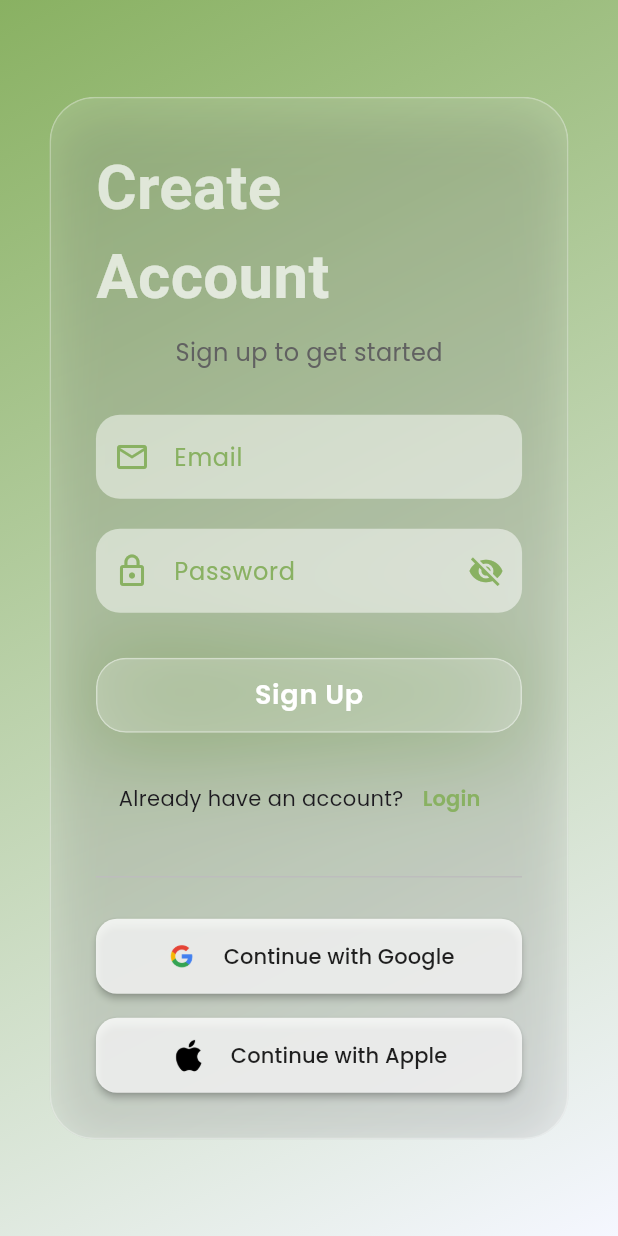
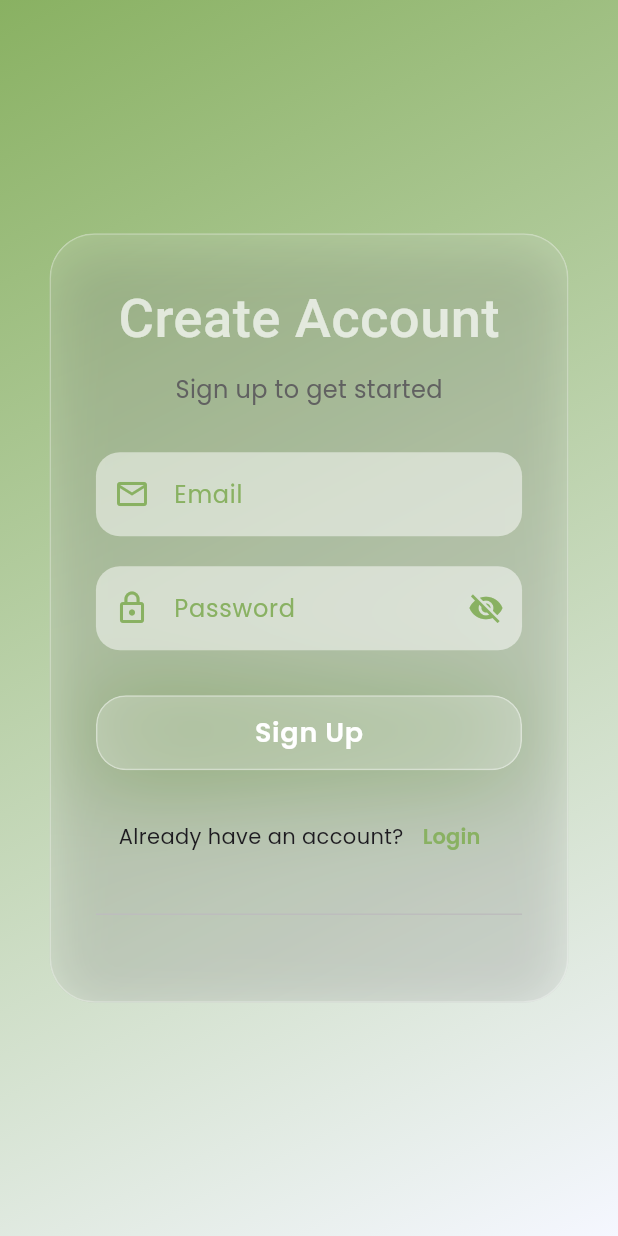
Before and after one commit to avinashgarlaa/hopeir, a Flutter app: the screen it shows after launch, after a tap on "Login", after a tap on "Sign Up", on a phone screen of 412 x 824 dp. Run offline on Flutter 3.47's test engine with Material 3 defaults, Android fonts, the phone set to English and light mode, and no system bars; our stand-ins replace dartz, dio, firebase_core, firebase_messaging, flutter_local_notifications, flutter_riverpod and 5 more; missing offline and left inert: supertokens_flutter; accounts and stored records are empty.

Commit message:
third party login removed

```diff
--- a/lib/features/auth/presentation/pages/login_screen.dart
+++ b/lib/features/auth/presentation/pages/login_screen.dart
@@ -1,16 +1,11 @@
 import 'dart:ui';
 import 'package:flutter/material.dart';
 import 'package:flutter_riverpod/flutter_riverpod.dart';
-import 'package:font_awesome_flutter/font_awesome_flutter.dart';
 import 'package:google_fonts/google_fonts.dart';
-import 'package:google_sign_in/google_sign_in.dart';
-import 'package:hop_eir/features/auth/presentation/pages/login_password_screen.dart';
 import 'package:hop_eir/features/auth/presentation/pages/sign_up_screen.dart';
 import 'package:hop_eir/features/auth/presentation/providers/auth_provider.dart';
-import 'package:hop_eir/features/rides/presentation/widgets/message_banner.dart';
 import 'package:hop_eir/features/vehicles/presentation/provider/vehicle_providers.dart';
 import 'package:hop_eir/widgets/modern_button.dart';
-import 'package:sign_in_with_apple/sign_in_with_apple.dart';
 
 class LoginScreen extends ConsumerStatefulWidget {
   const LoginScreen({super.key});
@@ -60,74 +55,74 @@ class _LoginScreenState extends ConsumerState<LoginScreen> {
     }
   }
 
-  Future<void> _signInWithGoogle() async {
-    try {
-      final GoogleSignIn googleSignIn = GoogleSignIn();
+  // Future<void> _signInWithGoogle() async {
+  //   try {
+  //     final GoogleSignIn googleSignIn = GoogleSignIn();
 
-      // Force sign out previous session to show account picker every time
-      await googleSignIn.signOut();
+  //     // Force sign out previous session to show account picker every time
+  //     await googleSignIn.signOut();
 
-      final GoogleSignInAccount? googleUser = await googleSignIn.signIn();
+  //     final GoogleSignInAccount? googleUser = await googleSignIn.signIn();
 
-      // ✅ Handle the case where the user cancels sign-in
-      if (googleUser == null) {
-        debugPrint('Google Sign-In was cancelled by the user.');
-        return; // Safely exit without crashing
-      }
+  //     // ✅ Handle the case where the user cancels sign-in
+  //     if (googleUser == null) {
+  //       debugPrint('Google Sign-In was cancelled by the user.');
+  //       return; // Safely exit without crashing
+  //     }
 
-      final String email = googleUser.email;
-      debugPrint('Google user: $email');
+  //     final String email = googleUser.email;
+  //     debugPrint('Google user: $email');
 
-      // ✅ Prevent navigation if the widget was disposed
-      if (!mounted) return;
+  //     // ✅ Prevent navigation if the widget was disposed
+  //     if (!mounted) return;
 
-      Navigator.push(
-        context,
-        MaterialPageRoute(builder: (_) => PasswordLoginScreen(email: email)),
-      );
-    } catch (e) {
-      debugPrint('Google Sign-In failed: $e');
-      showPopUp(
-        context,
-        icon: FontAwesomeIcons.triangleExclamation,
-        message: "Google Sign-In failed. Please try again.",
-      );
-    }
-  }
+  //     Navigator.push(
+  //       context,
+  //       MaterialPageRoute(builder: (_) => PasswordLoginScreen(email: email)),
+  //     );
+  //   } catch (e) {
+  //     debugPrint('Google Sign-In failed: $e');
+  //     showPopUp(
+  //       context,
+  //       icon: FontAwesomeIcons.triangleExclamation,
+  //       message: "Google Sign-In failed. Please try again.",
+  //     );
+  //   }
+  // }
 
-  Future<void> _signInWithApple() async {
-    try {
-      final credential = await SignInWithApple.getAppleIDCredential(
-        scopes: [AppleIDAuthorizationScopes.email],
-      );
+  // Future<void> _signInWithApple() async {
+  //   try {
+  //     final credential = await SignInWithApple.getAppleIDCredential(
+  //       scopes: [AppleIDAuthorizationScopes.email],
+  //     );
 
-      String? email = credential.email;
+  //     String? email = credential.email;
 
-      // If the email is not provided (in some cases, Apple returns null)
-      if (email == null || email.isEmpty) {
-        // You can handle this based on your backend, or ask user to input email
-        showPopUp(
-          context,
-          icon: FontAwesomeIcons.triangleExclamation,
-          message: "Email not available from Apple Sign-In",
-        );
-        return;
-      }
+  //     // If the email is not provided (in some cases, Apple returns null)
+  //     if (email == null || email.isEmpty) {
+  //       // You can handle this based on your backend, or ask user to input email
+  //       showPopUp(
+  //         context,
+  //         icon: FontAwesomeIcons.triangleExclamation,
+  //         message: "Email not available from Apple Sign-In",
+  //       );
+  //       return;
+  //     }
 
-      debugPrint('Apple user: $email');
+  //     debugPrint('Apple user: $email');
 
-      Navigator.push(
-        context,
-        MaterialPageRoute(builder: (_) => PasswordLoginScreen(email: email)),
-      );
-    } catch (e) {
-      showPopUp(
-        context,
-        icon: FontAwesomeIcons.triangleExclamation,
-        message: "Failed",
-      );
-    }
-  }
+  //     Navigator.push(
+  //       context,
+  //       MaterialPageRoute(builder: (_) => PasswordLoginScreen(email: email)),
+  //     );
+  //   } catch (e) {
+  //     showPopUp(
+  //       context,
+  //       icon: FontAwesomeIcons.triangleExclamation,
+  //       message: "Failed",
+  //     );
+  //   }
+  // }
 
   @override
   void dispose() {
@@ -191,9 +186,9 @@ class _LoginScreenState extends ConsumerState<LoginScreen> {
                               Text(
                                 "Welcome Back",
                                 style: GoogleFonts.racingSansOne(
-                                  fontSize: height * 0.05,
+                                  fontSize: height * 0.045,
                                   color: Colors.white.withOpacity(0.7),
-                                  fontWeight: FontWeight.bold,
+                                  fontWeight: FontWeight.w500,
                                 ),
                               ),
                               const SizedBox(height: 8),
@@ -264,7 +259,7 @@ class _LoginScreenState extends ConsumerState<LoginScreen> {
                               const SizedBox(height: 20),
                               Divider(color: Colors.grey[400]),
                               const SizedBox(height: 20),
-                              _socialLoginButtons(),
+                              // _socialLoginButtons(),
                             ],
                           ),
                         ),
@@ -369,57 +364,58 @@ class _LoginScreenState extends ConsumerState<LoginScreen> {
     );
   }
 
-  Widget _socialLoginButtons() {
-    return Column(
-      children: [
-        _socialButton(
-          asset: 'assets/icons/7123025_logo_google_g_icon.png',
-          label: 'Continue with Google',
-          onPressed: _signInWithGoogle,
-        ),
-        const SizedBox(height: 16),
-        _socialButton(
-          asset: 'assets/icons/104490_apple_icon.png',
-          label: 'Continue with Apple',
-          onPressed: _signInWithApple,
-        ),
-      ],
-    );
-  }
+  // Widget _socialLoginButtons() {
+  //   return Column(
+  //     children: [
+  //       _socialButton(
+  //         asset: 'assets/icons/7123025_logo_google_g_icon.png',
+  //         label: 'Continue with Google',
+  //         onPressed: _signInWithGoogle,
+  //       ),
+  //       const SizedBox(height: 16),
+  //       _socialButton(
+  //         asset: 'assets/icons/104490_apple_icon.png',
+  //         label: 'Continue with Apple',
+  //         onPressed: _signInWithApple,
+  //       ),
+  //     ],
+  //   );
+  // }
 
-  Widget _socialButton({
-    required String asset,
-    required String label,
-    required VoidCallback onPressed,
-  }) {
-    return SizedBox(
-      width: double.infinity,
-      height: 50,
-      child: ElevatedButton(
-        onPressed: onPressed,
-        style: ElevatedButton.styleFrom(
-          backgroundColor: Colors.white.withOpacity(0.9),
-          shape: RoundedRectangleBorder(
-            borderRadius: BorderRadius.circular(14),
-          ),
-          elevation: 3,
-          padding: const EdgeInsets.symmetric(horizontal: 20),
-        ),
-        child: Row(
-          mainAxisAlignment: MainAxisAlignment.center,
-          children: [
-            Image.asset(asset, height: 24),
-            const SizedBox(width: 16),
-            Text(
-              label,
-              style: GoogleFonts.poppins(
-                color: Colors.black87,
-                fontWeight: FontWeight.w500,
-              ),
-            ),
-          ],
-        ),
-      ),
-    );
-  }
+  //   Widget _socialButton({
+  //     required String asset,
+  //     required String label,
+  //     required VoidCallback onPressed,
+  //   }) {
+  //     return SizedBox(
+  //       width: double.infinity,
+  //       height: 50,
+  //       child: ElevatedButton(
+  //         onPressed: onPressed,
+  //         style: ElevatedButton.styleFrom(
+  //           backgroundColor: Colors.white.withOpacity(0.9),
+  //           shape: RoundedRectangleBorder(
+  //             borderRadius: BorderRadius.circular(14),
+  //           ),
+  //           elevation: 3,
+  //           padding: const EdgeInsets.symmetric(horizontal: 20),
+  //         ),
+  //         child: Row(
+  //           mainAxisAlignment: MainAxisAlignment.center,
+  //           children: [
+  //             Image.asset(asset, height: 24),
+  //             const SizedBox(width: 16),
+  //             Text(
+  //               label,
+  //               style: GoogleFonts.poppins(
+  //                 color: Colors.black87,
+  //                 fontWeight: FontWeight.w500,
+  //               ),
+  //             ),
+  //           ],
+  //         ),
+  //       ),
+  //     );
+  //   }
+  // }
 }
--- a/lib/features/auth/presentation/pages/sign_up_screen.dart
+++ b/lib/features/auth/presentation/pages/sign_up_screen.dart
@@ -1,15 +1,10 @@
 import 'dart:ui';
 import 'package:flutter/material.dart';
 import 'package:flutter_riverpod/flutter_riverpod.dart';
-import 'package:font_awesome_flutter/font_awesome_flutter.dart';
 import 'package:google_fonts/google_fonts.dart';
-import 'package:google_sign_in/google_sign_in.dart';
 import 'package:hop_eir/features/auth/presentation/pages/login_screen.dart';
-import 'package:hop_eir/features/auth/presentation/pages/password_entry_screen.dart';
 import 'package:hop_eir/features/auth/presentation/providers/auth_provider.dart';
-import 'package:hop_eir/features/rides/presentation/widgets/message_banner.dart';
 import 'package:hop_eir/widgets/modern_button.dart';
-import 'package:sign_in_with_apple/sign_in_with_apple.dart';
 
 class SignUpScreen extends ConsumerStatefulWidget {
   const SignUpScreen({super.key});
@@ -36,66 +31,66 @@ class _SignUpScreenState extends ConsumerState<SignUpScreen> {
     }
   }
 
-  Future<void> _signInWithGoogle() async {
-    try {
-      final GoogleSignIn googleSignIn = GoogleSignIn();
+  // Future<void> _signInWithGoogle() async {
+  //   try {
+  //     final GoogleSignIn googleSignIn = GoogleSignIn();
 
-      // Force sign out to always show the account picker
-      await googleSignIn.signOut();
+  //     // Force sign out to always show the account picker
+  //     await googleSignIn.signOut();
 
-      final GoogleSignInAccount? googleUser = await googleSignIn.signIn();
+  //     final GoogleSignInAccount? googleUser = await googleSignIn.signIn();
 
-      // ✅ Handle the case where the user cancels the sign-in
-      if (googleUser == null) {
-        debugPrint('Google Sign-In was cancelled by the user.');
-        return; // Safe exit
-      }
+  //     // ✅ Handle the case where the user cancels the sign-in
+  //     if (googleUser == null) {
+  //       debugPrint('Google Sign-In was cancelled by the user.');
+  //       return; // Safe exit
+  //     }
 
-      final String email = googleUser.email;
-      debugPrint('Google user: $email');
+  //     final String email = googleUser.email;
+  //     debugPrint('Google user: $email');
 
-      // ✅ Prevent navigation if widget is disposed
-      if (!mounted) return;
+  //     // ✅ Prevent navigation if widget is disposed
+  //     if (!mounted) return;
 
-      Navigator.push(
-        context,
-        MaterialPageRoute(builder: (_) => PasswordEntryScreen(email: email)),
-      );
-    } catch (e) {
-      debugPrint('Google Sign-In failed: $e');
+  //     Navigator.push(
+  //       context,
+  //       MaterialPageRoute(builder: (_) => PasswordEntryScreen(email: email)),
+  //     );
+  //   } catch (e) {
+  //     debugPrint('Google Sign-In failed: $e');
 
-      // ✅ Optional: Show a user-friendly error message
-      showPopUp(
-        context,
-        icon: FontAwesomeIcons.triangleExclamation,
-        message: "Google Sign-In failed. Please try again.",
-      );
-    }
-  }
+  //     // ✅ Optional: Show a user-friendly error message
+  //     showPopUp(
+  //       context,
+  //       icon: FontAwesomeIcons.triangleExclamation,
+  //       message: "Google Sign-In failed. Please try again.",
+  //     );
+  //   }
+  // }
 
-  Future<void> _signInWithApple() async {
-    try {
-      final credential = await SignInWithApple.getAppleIDCredential(
-        scopes: [AppleIDAuthorizationScopes.email],
-      );
+  // Future<void> _signInWithApple() async {
+  //   try {
+  //     final credential = await SignInWithApple.getAppleIDCredential(
+  //       scopes: [AppleIDAuthorizationScopes.email],
+  //     );
 
-      String? email = credential.email;
+  //     String? email = credential.email;
 
-      if (email == null || email.isEmpty) {
-        debugPrint("Apple login failed: Email not provided");
-        return;
-      }
+  //     if (email == null || email.isEmpty) {
+  //       debugPrint("Apple login failed: Email not provided");
+  //       return;
+  //     }
 
-      debugPrint('Apple user: $email');
+  //     debugPrint('Apple user: $email');
 
-      Navigator.push(
-        context,
-        MaterialPageRoute(builder: (_) => PasswordEntryScreen(email: email)),
-      );
-    } catch (e) {
-      debugPrint("Apple login failed: $e");
-    }
-  }
+  //     Navigator.push(
+  //       context,
+  //       MaterialPageRoute(builder: (_) => PasswordEntryScreen(email: email)),
+  //     );
+  //   } catch (e) {
+  //     debugPrint("Apple login failed: $e");
+  //   }
+  // }
 
   @override
   Widget build(BuildContext context) {
@@ -153,9 +148,9 @@ class _SignUpScreenState extends ConsumerState<SignUpScreen> {
                               Text(
                                 "Create Account",
                                 style: GoogleFonts.racingSansOne(
-                                  fontSize: height * 0.05,
+                                  fontSize: height * 0.044,
                                   color: Colors.white.withOpacity(0.7),
-                                  fontWeight: FontWeight.bold,
+                                  fontWeight: FontWeight.w500,
                                 ),
                               ),
                               const SizedBox(height: 10),
@@ -236,7 +231,7 @@ class _SignUpScreenState extends ConsumerState<SignUpScreen> {
                               Divider(color: Colors.grey[400]),
                               const SizedBox(height: 20),
 
-                              _socialLoginButtons(),
+                              // _socialLoginButtons(),
                             ],
                           ),
                         ),
@@ -331,57 +326,58 @@ class _SignUpScreenState extends ConsumerState<SignUpScreen> {
     );
   }
 
-  Widget _socialLoginButtons() {
-    return Column(
-      children: [
-        _socialButton(
-          asset: 'assets/icons/7123025_logo_google_g_icon.png',
-          label: 'Continue with Google',
-          onPressed: _signInWithGoogle,
-        ),
-        const SizedBox(height: 16),
-        _socialButton(
-          asset: 'assets/icons/104490_apple_icon.png',
-          label: 'Continue with Apple',
-          onPressed: _signInWithApple,
-        ),
-      ],
-    );
-  }
+  // Widget _socialLoginButtons() {
+  //   return Column(
+  //     children: [
+  //       _socialButton(
+  //         asset: 'assets/icons/7123025_logo_google_g_icon.png',
+  //         label: 'Continue with Google',
+  //         onPressed: _signInWithGoogle,
+  //       ),
+  //       const SizedBox(height: 16),
+  //       _socialButton(
+  //         asset: 'assets/icons/104490_apple_icon.png',
+  //         label: 'Continue with Apple',
+  //         onPressed: _signInWithApple,
+  //       ),
+  //     ],
+  //   );
+  // }
 
-  Widget _socialButton({
-    required String asset,
-    required String label,
-    required VoidCallback onPressed,
-  }) {
-    return SizedBox(
-      width: double.infinity,
-      height: 50,
-      child: ElevatedButton(
-        onPressed: onPressed,
-        style: ElevatedButton.styleFrom(
-          backgroundColor: Colors.white.withOpacity(0.8),
-          shape: RoundedRectangleBorder(
-            borderRadius: BorderRadius.circular(14),
-          ),
-          elevation: 2,
-          padding: const EdgeInsets.symmetric(horizontal: 20),
-        ),
-        child: Row(
-          mainAxisAlignment: MainAxisAlignment.center,
-          children: [
-            Image.asset(asset, height: 24),
-            const SizedBox(width: 16),
-            Text(
-              label,
-              style: GoogleFonts.poppins(
-                color: Colors.black87,
-                fontWeight: FontWeight.w500,
-              ),
-            ),
-          ],
-        ),
-      ),
-    );
-  }
+  //   Widget _socialButton({
+  //     required String asset,
+  //     required String label,
+  //     required VoidCallback onPressed,
+  //   }) {
+  //     return SizedBox(
+  //       width: double.infinity,
+  //       height: 50,
+  //       child: ElevatedButton(
+  //         onPressed: onPressed,
+  //         style: ElevatedButton.styleFrom(
+  //           backgroundColor: Colors.white.withOpacity(0.8),
+  //           shape: RoundedRectangleBorder(
+  //             borderRadius: BorderRadius.circular(14),
+  //           ),
+  //           elevation: 2,
+  //           padding: const EdgeInsets.symmetric(horizontal: 20),
+  //         ),
+  //         child: Row(
+  //           mainAxisAlignment: MainAxisAlignment.center,
+  //           children: [
+  //             Image.asset(asset, height: 24),
+  //             const SizedBox(width: 16),
+  //             Text(
+  //               label,
+  //               style: GoogleFonts.poppins(
+  //                 color: Colors.black87,
+  //                 fontWeight: FontWeight.w500,
+  //               ),
+  //             ),
+  //           ],
+  //         ),
+  //       ),
+  //     );
+  //   }
+  // }
 }
```
Also changed, not shown: 2 other files.
